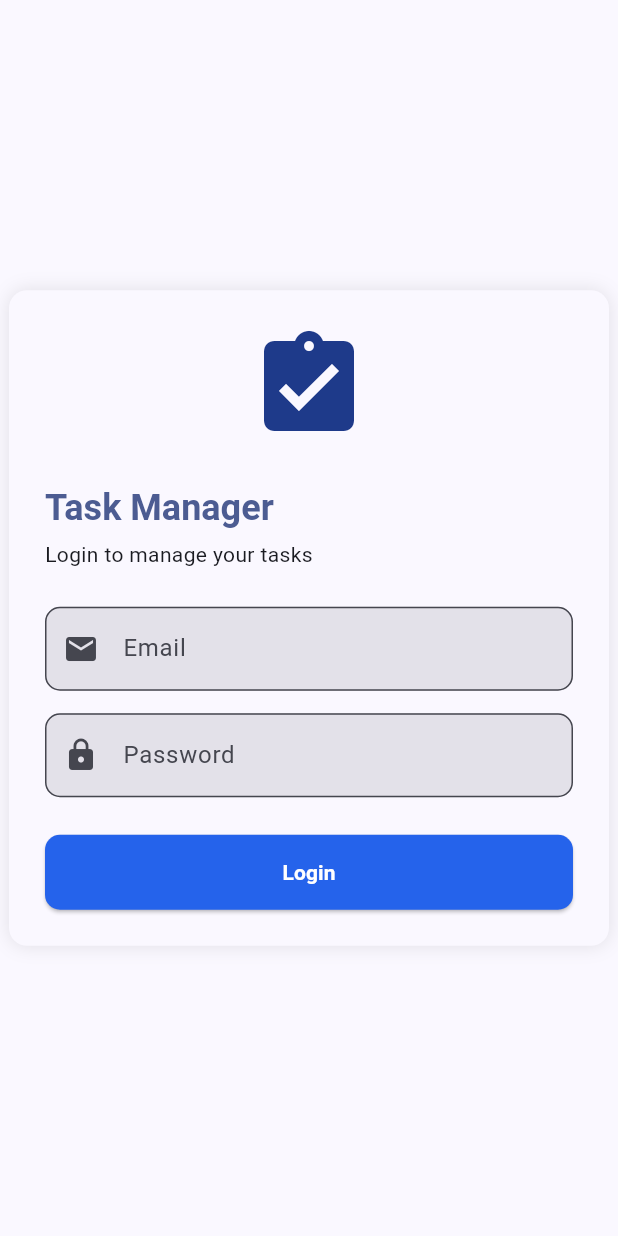
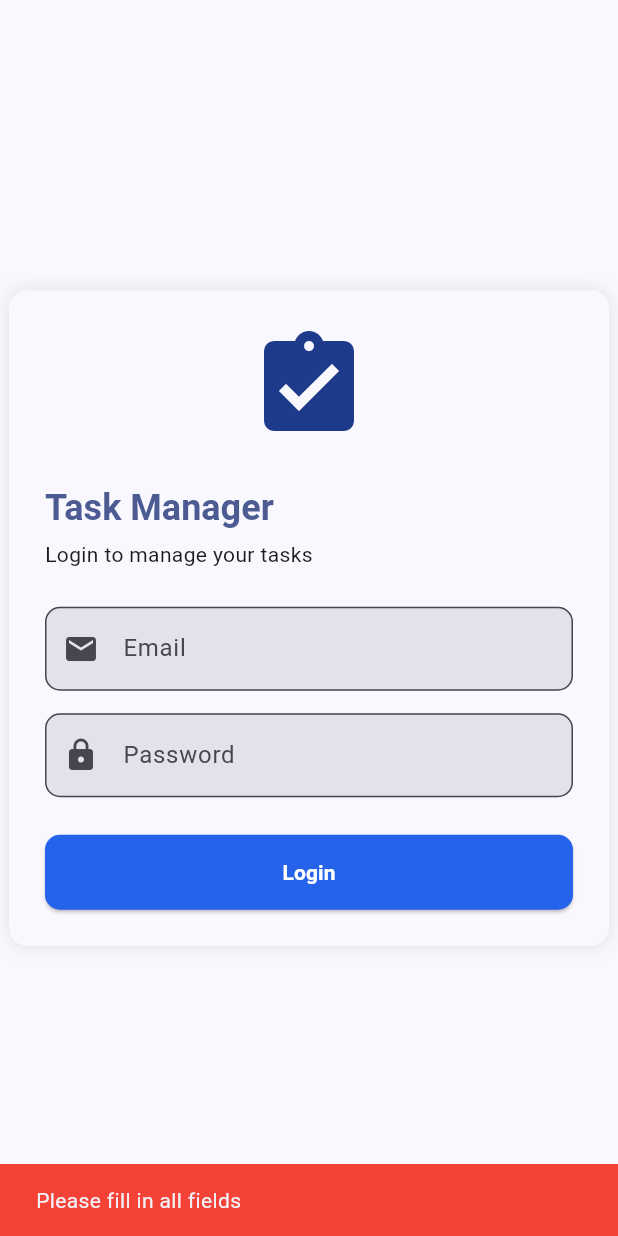
Before and after one commit to harine424/student_task_app, a Flutter app: the LoginScreen screen opened directly, after a tap on "Login", on a phone screen of 412 x 824 dp. Run offline on Flutter 3.47's test engine with Material 3 defaults, Android fonts, the light colour scheme and no system bars.

Commit message:
integrated backend API login, loading state and error handling.

```diff
--- a/lib/views/login_screen.dart
+++ b/lib/views/login_screen.dart
@@ -1,4 +1,9 @@
+import 'dart:convert';
+
 import 'package:flutter/material.dart';
+import 'package:http/http.dart' as http;
+
+import '../services/api_path.dart';
 
 class LoginScreen extends StatefulWidget {
   const LoginScreen({super.key});
@@ -10,6 +15,66 @@ class LoginScreen extends StatefulWidget {
 class _LoginScreenState extends State<LoginScreen> {
   final TextEditingController emailController = TextEditingController();
   final TextEditingController passwordController = TextEditingController();
+
+  bool isLoading = false;
+
+  String get apiUrl => ApiPath.endpoint("login.php");
+
+  Future<void> loginUser() async {
+    if (emailController.text.isEmpty || passwordController.text.isEmpty) {
+      ScaffoldMessenger.of(context).showSnackBar(
+        const SnackBar(
+          content: Text("Please fill in all fields"),
+          backgroundColor: Colors.red,
+        ),
+      );
+      return;
+    }
+
+    setState(() => isLoading = true);
+
+    try {
+      final response = await http.post(
+        Uri.parse(apiUrl),
+        headers: {"Content-Type": "application/json"},
+        body: jsonEncode({
+          "email": emailController.text.trim(),
+          "password": passwordController.text,
+        }),
+      );
+
+      if (response.statusCode != 200) {
+        throw Exception("HTTP ${response.statusCode}");
+      }
+
+      final data = jsonDecode(response.body);
+
+      if (data["status"] != "success") {
+        throw Exception(data["message"] ?? "Login failed");
+      }
+
+      final userData = data["user"];
+
+      setState(() => isLoading = false);
+
+      if (!mounted) return;
+
+      ScaffoldMessenger.of(context).showSnackBar(
+        const SnackBar(
+          content: Text("Login Successful!"),
+          backgroundColor: Colors.green,
+        ),
+      );
+    } catch (e) {
+      setState(() => isLoading = false);
+      ScaffoldMessenger.of(context).showSnackBar(
+        SnackBar(
+          content: Text("Login failed: $e"),
+          backgroundColor: Colors.red,
+        ),
+      );
+    }
+  }
 
   @override
   void dispose() {
@@ -109,11 +174,13 @@ class _LoginScreenState extends State<LoginScreen> {
                         borderRadius: BorderRadius.circular(10),
                       ),
                     ),
-                    onPressed: () {}, // Empty for now
-                    child: const Text(
-                      "Login",
-                      style: TextStyle(fontWeight: FontWeight.bold),
-                    ),
+                    onPressed: isLoading ? null : loginUser,
+                    child: isLoading
+                        ? const CircularProgressIndicator(color: Colors.white)
+                        : const Text(
+                            "Login",
+                            style: TextStyle(fontWeight: FontWeight.bold),
+                          ),
                   ),
                 ),
               ],
```
